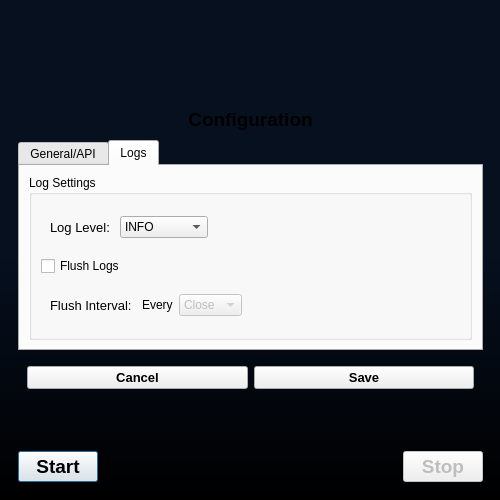
First picture: the form in src/ui/MainWindow.ui, repository bitcap-co/bitcap-ipr, before the edit.
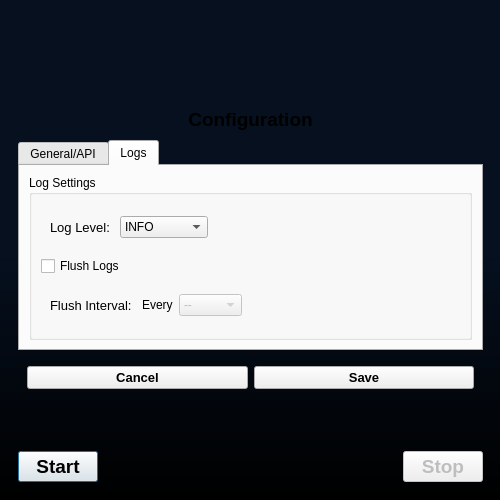
Second picture: the form after the edit. The open tabs and pages were chosen to show the change.

Commit message: add blank to flush interval combo

```diff
--- a/src/ui/MainWindow.ui
+++ b/src/ui/MainWindow.ui
@@ -496,6 +496,11 @@
                      <property name="enabled">
                       <bool>false</bool>
                      </property>
+                     <item>
+                      <property name="text">
+                       <string>--</string>
+                      </property>
+                     </item>
                      <item>
                       <property name="text">
                        <string>Close</string>
```
The commit also changes 1 other file.
